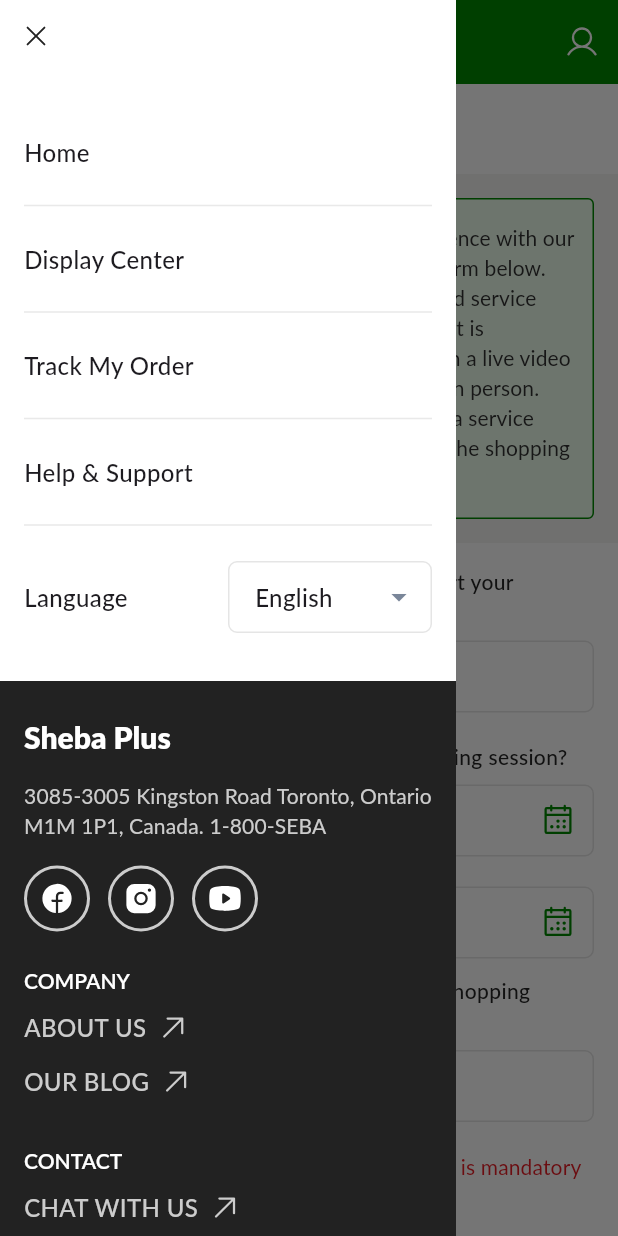
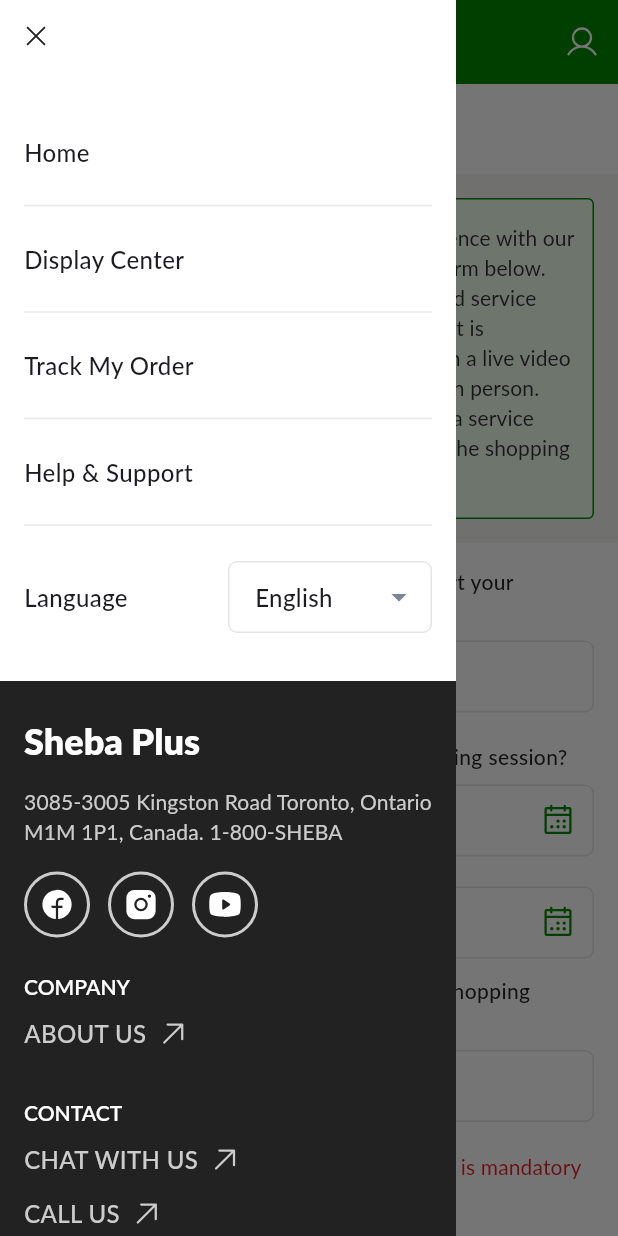
Before and after one commit to faysal-zaag/sheba-plus-app, a Flutter app: the AgentShoppingOrderInfoScreen screen opened by its route, with the side drawer open, on a phone screen of 412 x 824 dp. Run offline on Flutter 3.47's test engine with Material 3 defaults, Android fonts, the phone set to English and light mode, and no system bars; drawn by our look-alikes of toastification; our stand-ins replace cached_network_image, carousel_slider, connectivity_plus, device_preview, dio, dotted_line and 16 more; missing offline and left inert: flutter_facebook_auth; accounts and stored records are empty; network calls fail.

Commit message:
solved some design issue in drawer

```diff
--- a/lib/utils/utils.dart
+++ b/lib/utils/utils.dart
@@ -13,7 +13,7 @@
         showProgressBar: false,
         style: ToastificationStyle.fillColored,
         type: success ? ToastificationType.success : ToastificationType.error,
-        autoCloseDuration: const Duration(seconds: 5),
+        autoCloseDuration: const Duration(seconds: 3),
         primaryColor: success ? AppColors.primary : AppColors.error
     );
   }
--- a/lib/view/auth/auth_screen_texts.dart
+++ b/lib/view/auth/auth_screen_texts.dart
@@ -6,7 +6,7 @@
   static String get signIn => "signIn".tr;
   static String get signInNotice => "signInNotice".tr;
   static String get keepMeLoggedIn => "keepMeLoggedIn".tr;
-  static String get forgetPassword => "forgetPassword".tr;
+  static String get forgotPassword => "forgotPassword".tr;
   static String get emailId => "emailId".tr;
   static String get emailIdHintText => "emailIdHintText".tr;
   static String get password => "password".tr;
--- a/lib/view/auth/controller/auth_controller.dart
+++ b/lib/view/auth/controller/auth_controller.dart
@@ -330,8 +330,9 @@
       await _addressController.getAllAddress();
       await createDeviceToken();
       isLoggedIn(true);
+      return true;
     }
-    return true;
+    return false;
   }
 
   Future<bool> googleLogin() async {
@@ -367,8 +368,9 @@
         await _addressController.getAllAddress();
         await createDeviceToken();
         isLoggedIn(true);
+        return true;
       }
-      return true;
+      return false;
     }
     catch(e){
       Log.error(e.toString());
--- a/lib/view/auth/sign_in_screen/widgets/sign_in_form.dart
+++ b/lib/view/auth/sign_in_screen/widgets/sign_in_form.dart
@@ -82,7 +82,7 @@
                   Get.toNamed(Routes.forgetPassword);
                 },
                 child: Text(
-                  AuthScreenText.forgetPassword,
+                  AuthScreenText.forgotPassword,
                   style: Theme.of(context)
                       .textTheme
                       .titleLarge
@@ -98,7 +98,7 @@
                 Get.toNamed(Routes.forgetPassword);
               },
               child: Text(
-                AuthScreenText.forgetPassword,
+                AuthScreenText.forgotPassword,
                 style: Theme.of(context)
                     .textTheme
                     .titleLarge
--- a/lib/view/components/custom_primary_button.dart
+++ b/lib/view/components/custom_primary_button.dart
@@ -41,9 +41,9 @@
       child: MaterialButton(
         onPressed: (loading == true || disabled == true) ? null : onClick, // Check for disabled
         color: disabled == true
-            ? (color?.withOpacity(0.5) ?? AppColors.primary.withOpacity(0.5))
+            ? AppColors.background.withOpacity(0.5)
             : (color ?? AppColors.primary),
-        disabledColor: color?.withOpacity(0.5) ?? AppColors.primary.withOpacity(0.5),
+        disabledColor: AppColors.background,
         elevation: 0,
         shape: RoundedRectangleBorder(
           borderRadius: AppBorderRadius.circularRadius4,
@@ -67,7 +67,7 @@
               style: TextStyle(
                 fontSize: fontSize ?? 16,
                 color: disabled == true
-                    ? (labelColor?.withOpacity(0.5) ?? AppColors.white.withOpacity(0.5))
+                    ? AppColors.black.withOpacity(0.2)
                     : (labelColor ?? AppColors.white),
               ),
             ),
--- a/lib/view/home/widgets/drawer/custom_drawer.dart
+++ b/lib/view/home/widgets/drawer/custom_drawer.dart
@@ -90,7 +90,7 @@
                 child: Column(
                   crossAxisAlignment: CrossAxisAlignment.start,
                   children: [
-                    const ProjectBranding(),
+                    ProjectBranding(textStyle: Theme.of(context).textTheme.headlineMedium?.copyWith(color: AppColors.white),),
                     16.kH,
                     Text(
                       HomeScreenText.companyAddress,
@@ -99,7 +99,7 @@
                     16.kH,
                     const DrawerSocialIcons(),
                     24.kH,
-                    DrawerFooterMenuItems(header: "company".tr, menuItems: [DrawerFooterMenu(title: "aboutUs".tr, route: "/"), DrawerFooterMenu(title: "ourBlog".tr, route: "/")]),
+                    DrawerFooterMenuItems(header: "company".tr, menuItems: [DrawerFooterMenu(title: "aboutUs".tr, route: "/")]),
                     20.kH,
                     DrawerFooterMenuItems(header: "contact".tr, menuItems: [
                       DrawerFooterMenu(title: "chatWithUs".tr, route: "/"),
--- a/lib/view/home/widgets/drawer/footer_text.dart
+++ b/lib/view/home/widgets/drawer/footer_text.dart
@@ -73,7 +73,7 @@
                   style: Theme.of(context)
                       .textTheme
                       .displaySmall
-                      ?.copyWith(color: AppColors.neutral70),
+                      ?.copyWith(color: AppColors.white),
                 ),
               ],
             ),
--- a/lib/view/languages/bn.dart
+++ b/lib/view/languages/bn.dart
@@ -39,12 +39,12 @@
   "bangladesh": "বাংলাদেশ",
   //footer
   "footerYear": "২০০৮-২০২৪, ",
-  "footerCompany": "SEBA.com",
-  "footerAffiliates": " Inc বা তার অনুমোদিত প্রতিষ্ঠান।",
+  "footerCompany": "SHEBA.com",
+  "footerAffiliates": " বা তার অনুমোদিত প্রতিষ্ঠান।",
   "footerRights": "© সকল অধিকার সংরক্ষিত। ",
-  "footerTrademark": "SEBA.com",
+  "footerTrademark": "SHEBA.com",
   "footerTrademarkOf": " এর ট্রেডমার্ক ",
-  "footerTrademarkCompany": "SEBA.com Inc",
+  "footerTrademarkCompany": "SHEBA.com.Inc",
 
   'header1': "আমাদের সেবাসমূহ",
   'headerDescription': "আমরা আপনার পণ্য বাংলাদেশ থেকে কানাডায় আনি। এছাড়াও, আমরা কানাডায় বসবাসরত বাংলাদেশিদের জন্য অন্যান্য সেবাও প্রদান করি। আমাদের মূলমন্ত্র হলো",
@@ -83,7 +83,7 @@
   'signIn': "সাইন ইন",
   'signInNotice': "সাইন ইন করতে ফর্মটি পূরণ করুন!",
   'keepMeLoggedIn': "আমাকে লগ ইন অবস্থায় রাখুন",
-  'forgetPassword': "পাসওয়ার্ড ভুলে গেছেন?",
+  'forgotPassword': "পাসওয়ার্ড ভুলে গেছেন?",
   'emailId': "ইমেল আইডি",
   'emailIdHintText': "example@gmail.com",
   'password': "পাসওয়ার্ড",
--- a/lib/view/languages/en.dart
+++ b/lib/view/languages/en.dart
@@ -42,12 +42,12 @@
   "bangladesh": "BANGLADESH",
   //footer
   "footerYear": "2008-2024, ",
-  "footerCompany": "SEBA.com",
-  "footerAffiliates": " Inc or its affiliates.",
+  "footerCompany": "SHEBA.com",
+  "footerAffiliates": " or its affiliates.",
   "footerRights": "© All rights reserved. ",
-  "footerTrademark": "SEBA.com",
+  "footerTrademark": "SHEBA.com",
   "footerTrademarkOf": " is a trademark of ",
-  "footerTrademarkCompany": "SEBA.com Inc",
+  "footerTrademarkCompany": "SHEBA.com.Inc",
 
   //Home screen text
   'header1': "Our Services",
@@ -82,7 +82,7 @@
   'friendsFamilyDetails2':
   "Please list all the items that we are going to receive from your friends & family in our hub center at Bangladesh. Also add how much do we need to pay to the 3rd party.",
   'newlyAddedProducts': "Newly Added Products",
-  'companyAddress': "3085-3005 Kingston Road Toronto, Ontario M1M 1P1, Canada. 1-800-SEBA",
+  'companyAddress': "3085-3005 Kingston Road Toronto, Ontario M1M 1P1, Canada. 1-800-SHEBA",
   'selectService': "Select Service",
   'fullTermsAndConditions':
   "Please read the terms and condition before you agree.\n\nWhen purchasing products from any shop in Bangladesh, please use our hub address as the delivery address. We will receive the product on your behalf and notify you once it's ready. You can then complete the payment for shipping.Hub Address: Deshi Sheba Hub, 1234 Dhaka Road, Gulshan, Dhaka 1212, Bangladesh Please ensure that this address is used as the delivery destination during checkout from the store.\n\nWhen purchasing products from any shop in Bangladesh, please use our hub address as the delivery address. We will receive the product on your behalf and notify you once it's ready. You can then complete the payment for shipping. Hub Address: Deshi Sheba Hub, 1234 Dhaka Road, Gulshan, Dhaka 1212, Bangladesh Please ensure that this address is used as the delivery destination during checkout from the store.\n\nWhen purchasing products from any shop in Bangladesh, please use our hub address as the delivery address. We will receive the product on your behalf and notify you once it's ready. You can then complete the payment for shipping. Hub Address: Deshi Sheba Hub, 1234 Dhaka Road, Gulshan, Dhaka 1212, Bangladesh Please ensure that this address is used as the delivery destination during checkout from the store.",
@@ -93,7 +93,7 @@
   'signIn': "Sign In",
   'signInNotice': "Please fill up the form to sign in!",
   'keepMeLoggedIn': "Keep me logged in",
-  'forgetPassword': "Forget password?",
+  'forgotPassword': "Forgot password?",
   'emailId': "Email id",
   'emailIdHintText': "example@gmail.com",
   'password': "Password",
--- a/lib/view/services/agent-shopping/agent_shopping_texts.dart
+++ b/lib/view/services/agent-shopping/agent_shopping_texts.dart
@@ -12,8 +12,8 @@
   static String spendAmountHintText = "26000 (BDT)".tr;
   static String prePaymentWarningMessage ({required int maxValue}) => "If your shopping exceeds BDT $maxValue, in that case it is mandatory to pre pay money for shopping.".tr;
   static String serviceDuration ({required int hourlyRates}) => "How many hours of service would you like to book with the agent? (CAD $hourlyRates/hour)".tr;
-  static String serviceDurationHintText = "3.5".tr;
-  static String serviceDurationCostHintText = "17.5".tr;
+  static String serviceDurationHintText = "Enter service duration".tr;
+  static String serviceDurationCostHintText = "Enter service cost".tr;
 
   // shopping details
   static String shopName = "Shop Name".tr;
--- a/lib/view/services/agent-shopping/widget/agent_shopping_order_info_form.dart
+++ b/lib/view/services/agent-shopping/widget/agent_shopping_order_info_form.dart
@@ -20,12 +20,10 @@
   const AgentShoppingOrderInfoForm({super.key});
 
   @override
-  State<AgentShoppingOrderInfoForm> createState() =>
-      _AgentShoppingOrderInfoFormState();
+  State<AgentShoppingOrderInfoForm> createState() => _AgentShoppingOrderInfoFormState();
 }
 
-class _AgentShoppingOrderInfoFormState
-    extends State<AgentShoppingOrderInfoForm> {
+class _AgentShoppingOrderInfoFormState extends State<AgentShoppingOrderInfoForm> {
   final _formKey = GlobalKey<FormState>();
   final agentShoppingController = Get.find<AgentShoppingController>();
   final globalController = Get.find<GlobalController>();
@@ -40,8 +38,7 @@
           child: Column(
             children: [
               TextFieldWithLabel(
-                controller: agentShoppingController
-                    .agentShoppingMeetingLocationController.value,
+                controller: agentShoppingController.agentShoppingMeetingLocationController.value,
                 label: AgentShoppingTexts.meetingLocation,
                 hintText: AgentShoppingTexts.meetingLocationHintText,
                 validator: (value) => InputValidators.generalValidator(
@@ -51,8 +48,7 @@
               ),
               TextFieldWithLabel(
                 readOnly: true,
-                controller: agentShoppingController
-                    .agentShoppingEasternTimeController.value,
+                controller: agentShoppingController.agentShoppingEasternTimeController.value,
                 label: AgentShoppingTexts.easternTime,
                 hintText: AgentShoppingTexts.easternTimeHintText,
                 suffixIcon: Icon(
@@ -69,51 +65,35 @@
               ),
               CustomTextField(
                 readOnly: true,
-                controller:
-                    agentShoppingController.agentShoppingBDTimeController.value,
+                controller: agentShoppingController.agentShoppingBDTimeController.value,
                 hintText: AgentShoppingTexts.bdTimeHintText,
                 suffixIcon: Icon(
                   PhosphorIcons.calendarDots(),
                   color: AppColors.primary,
                 ),
-                validator: (value) => InputValidators.generalValidator(
-                    value: value, message: GlobalTexts.thisFieldIsRequired),
+                validator: (value) => InputValidators.generalValidator(value: value, message: GlobalTexts.thisFieldIsRequired),
                 onTap: () {
                   globalController.showDateTimePicker(context: context, onPicked: setTime);
                 },
               ),
               12.kH,
               TextFieldWithLabel(
-                controller: agentShoppingController
-                    .agentShoppingSpendAmountController.value,
+                controller: agentShoppingController.agentShoppingSpendAmountController.value,
                 label: AgentShoppingTexts.spendAmount,
                 hintText: AgentShoppingTexts.spendAmountHintText,
-                validator: (value) => InputValidators.generalValidator(
-                    value: value, message: GlobalTexts.thisFieldIsRequired),
+                validator: (value) => InputValidators.generalValidator(value: value, message: GlobalTexts.thisFieldIsRequired),
               ),
               Obx(
                 () => Text(
-                  AgentShoppingTexts.prePaymentWarningMessage(
-                      maxValue:
-                          globalController.appSetting.value.maxBudget ?? 0),
-                  style: Theme.of(context)
-                      .textTheme
-                      .titleSmall
-                      ?.copyWith(color: AppColors.error),
+                  AgentShoppingTexts.prePaymentWarningMessage(maxValue: globalController.appSetting.value.maxBudget ?? 0),
+                  style: Theme.of(context).textTheme.titleSmall?.copyWith(color: AppColors.error),
                 ),
               ),
               12.kH,
-              Obx(() => Text(AgentShoppingTexts.serviceDuration(
-                  hourlyRates:
-                      globalController.appSetting.value.hourlyRates ?? 0))),
+              Obx(() => Text(AgentShoppingTexts.serviceDuration(hourlyRates: globalController.appSetting.value.hourlyRates ?? 0))),
               12.kH,
-              Row(
-                crossAxisAlignment: CrossAxisAlignment.start,
-                children: [
-                  Expanded(
-                      child: CustomTextField(
-                    controller: agentShoppingController
-                        .agentShoppingServiceDurationController.value,
+              CustomTextField(
+                controller: agentShoppingController.agentShoppingServiceDurationController.value,
                 hintText: AgentShoppingTexts.serviceDurationHintText,
                 textInputType: TextInputType.number,
                 inputFormatters: [InputFormatters.numberOnly],
@@ -123,15 +103,11 @@
                   }
                   return null;
                 },
-                    validator: (value) => InputValidators.generalValidator(
-                        value: value, message: GlobalTexts.thisFieldIsRequired),
-                  )),
-                  12.kW,
-                  Expanded(
-                    child: CustomTextField(
-                      readOnly: true,
-                      controller: agentShoppingController
-                          .agentShoppingServiceTotalCostController.value,
+                validator: (value) => InputValidators.generalValidator(value: value, message: GlobalTexts.thisFieldIsRequired),
+              ),
+              12.kH,
+              CustomTextField(
+                controller: agentShoppingController.agentShoppingServiceTotalCostController.value,
                 hintText: AgentShoppingTexts.serviceDurationCostHintText,
                 suffixIcon: const SizedBox(
                   width: 100,
@@ -143,9 +119,14 @@
                     ),
                   ),
                 ),
-                    ),
-                  ),
-                ],
+                textInputType: TextInputType.number,
+                inputFormatters: [InputFormatters.numberOnly],
+                onChange: (value) {
+                  if (value != null) {
+                    setServiceDuration(value: value.isEmpty ? "0" : null);
+                  }
+                  return null;
+                },
               ),
               24.kH,
               CustomPrimaryButton(
@@ -161,31 +142,33 @@
 
   void setTotalCost({String? value}) {
     agentShoppingController.agentShoppingServiceTotalCostController.value.text =
-        (
-      num.parse(value ??
-              agentShoppingController
-                  .agentShoppingServiceDurationController.value.text) *
-          (globalController.appSetting.value.hourlyRates ?? 0),
-    ).toString();
+        "${num.parse(value ?? agentShoppingController.agentShoppingServiceDurationController.value.text) * (globalController.appSetting.value.hourlyRates ?? 0)}";
   }
 
-  void setTime(DateTime selectedDateTime, bool canadianTime){
+  void setServiceDuration({String? value}) {
+    final hourlyRate = globalController.appSetting.value.hourlyRates ?? 0;
+
+    if (hourlyRate > 0) {
+      // Ensure hourlyRate is not zero to avoid division by zero
+      agentShoppingController.agentShoppingServiceDurationController.value.text = "${num.parse(value ?? agentShoppingController.agentShoppingServiceTotalCostController.value.text) / hourlyRate}";
+    } else {
+      agentShoppingController.agentShoppingServiceDurationController.value.text = '0'; // Set to 0 if hourlyRate is not available
+    }
+  }
+
+  void setTime(DateTime selectedDateTime, bool canadianTime) {
     if (canadianTime) {
-      agentShoppingController.agentShoppingEasternTimeController.value
-          .text = getFormattedDateTime(
+      agentShoppingController.agentShoppingEasternTimeController.value.text = getFormattedDateTime(
         selectedDateTime: selectedDateTime,
       );
-      agentShoppingController.agentShoppingBDTimeController.value.text =
-          getFormattedDateTimeInBD(
+      agentShoppingController.agentShoppingBDTimeController.value.text = getFormattedDateTimeInBD(
         selectedDateTime: selectedDateTime,
       );
     } else {
-      agentShoppingController.agentShoppingBDTimeController.value.text =
-          getFormattedDateTime(
+      agentShoppingController.agentShoppingBDTimeController.value.text = getFormattedDateTime(
         selectedDateTime: selectedDateTime,
       );
-      agentShoppingController.agentShoppingEasternTimeController.value
-          .text = getFormattedDateTimeInCanada(
+      agentShoppingController.agentShoppingEasternTimeController.value.text = getFormattedDateTimeInCanada(
         selectedDateTime: selectedDateTime,
       );
     }
@@ -198,8 +181,7 @@
 
   String getFormattedDateTimeInCanada({required DateTime? selectedDateTime}) {
     if (selectedDateTime == null) return "No Date Selected";
-    return DateFormat('yyyy-MM-dd hh:mm:ss a')
-        .format(selectedDateTime.toUtc().add(const Duration(hours: -5)));
+    return DateFormat('yyyy-MM-dd hh:mm:ss a').format(selectedDateTime.toUtc().add(const Duration(hours: -5)));
   }
 
   String getFormattedDateTimeInBD({required DateTime? selectedDateTime}) {
```
Lines whose indentation alone changed are shown as unchanged.
